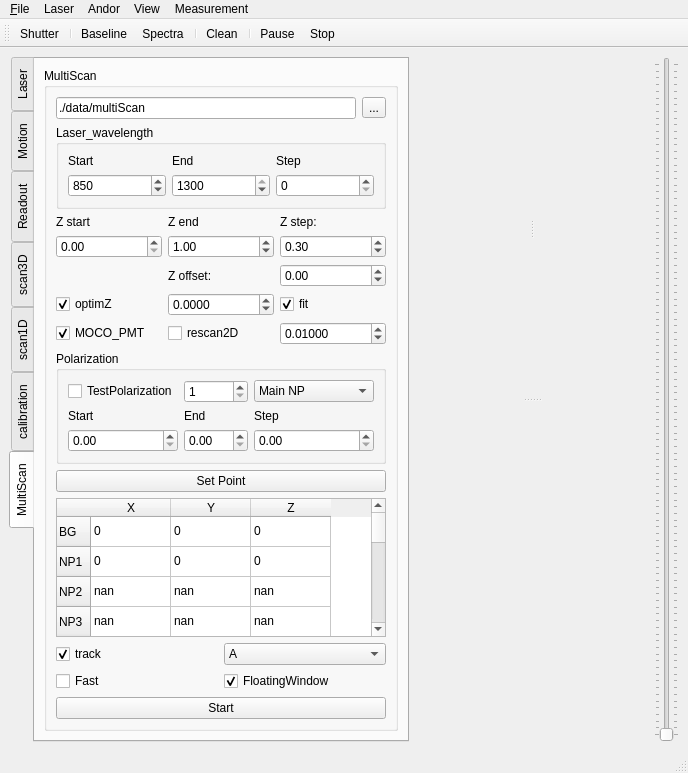
Above: microV.ui from xkronosua/microV before the change. Below: the same form after it.
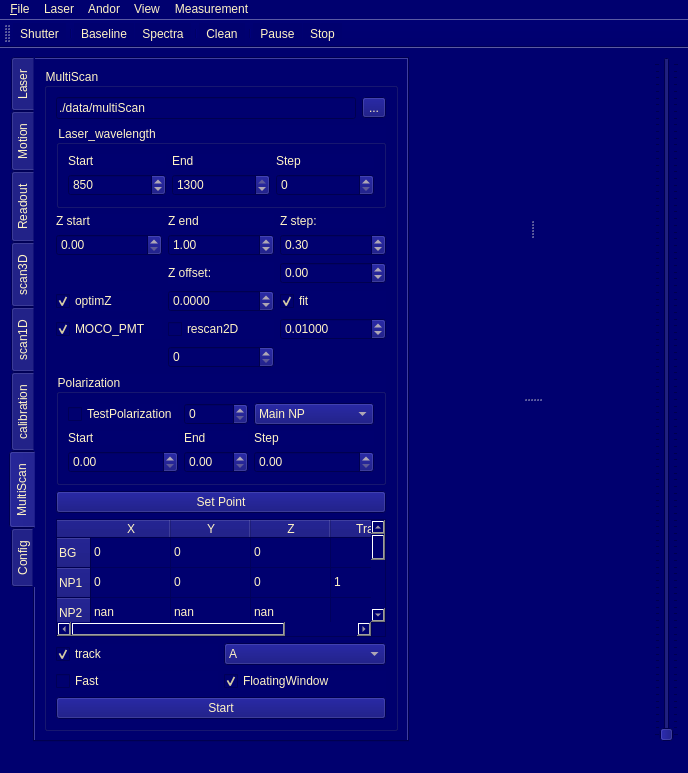
That is the form after the change. The open tabs and pages were chosen to show the change.

Diff of the .ui file:
```diff
--- a/microV.ui
+++ b/microV.ui
@@ -13,6 +13,10 @@
   <property name="windowTitle">
    <string>MainWindow</string>
   </property>
+  <property name="styleSheet">
+   <string notr="true">background-color: rgb(0, 0, 111);
+color: rgb(255, 243, 197);</string>
+  </property>
   <widget class="QWidget" name="centralwidget">
    <layout class="QHBoxLayout" name="horizontalLayout_2">
     <item>
@@ -3047,6 +3051,11 @@
                <string>Z</string>
               </property>
              </column>
+             <column>
+              <property name="text">
+               <string>Track</string>
+              </property>
+             </column>
              <item row="0" column="0">
               <property name="text">
                <string>0</string>
@@ -3077,6 +3086,11 @@
                <string>0</string>
               </property>
              </item>
+             <item row="1" column="3">
+              <property name="text">
+               <string>1</string>
+              </property>
+             </item>
              <item row="2" column="0">
               <property name="text">
                <string>nan</string>
@@ -3350,6 +3364,19 @@
                </property>
               </widget>
              </item>
+             <item row="5" column="1">
+              <widget class="QSpinBox" name="nMeasLaserSpectra_rescan2D_freq">
+               <property name="locale">
+                <locale language="C" country="AnyCountry"/>
+               </property>
+               <property name="minimum">
+                <number>0</number>
+               </property>
+               <property name="maximum">
+                <number>100</number>
+               </property>
+              </widget>
+             </item>
             </layout>
            </item>
            <item row="5" column="0">
@@ -3426,7 +3453,7 @@
               <item row="0" column="1">
                <widget class="QSpinBox" name="nMeasLaserSpectra_testPolarFreq">
                 <property name="minimum">
-                 <number>1</number>
+                 <number>0</number>
                 </property>
                 <property name="maximum">
                  <number>100</number>
@@ -3460,6 +3487,20 @@
         </item>
        </layout>
       </widget>
+      <widget class="QWidget" name="tab_4">
+       <attribute name="title">
+        <string>Config</string>
+       </attribute>
+       <layout class="QVBoxLayout" name="verticalLayout_4">
+        <item>
+         <widget class="QPushButton" name="saveGuiConfig">
+          <property name="text">
+           <string>Save</string>
+          </property>
+         </widget>
+        </item>
+       </layout>
+      </widget>
      </widget>
     </item>
     <item>
```
Left out of the diff: 178 changed lines with no effect on the pictures.
